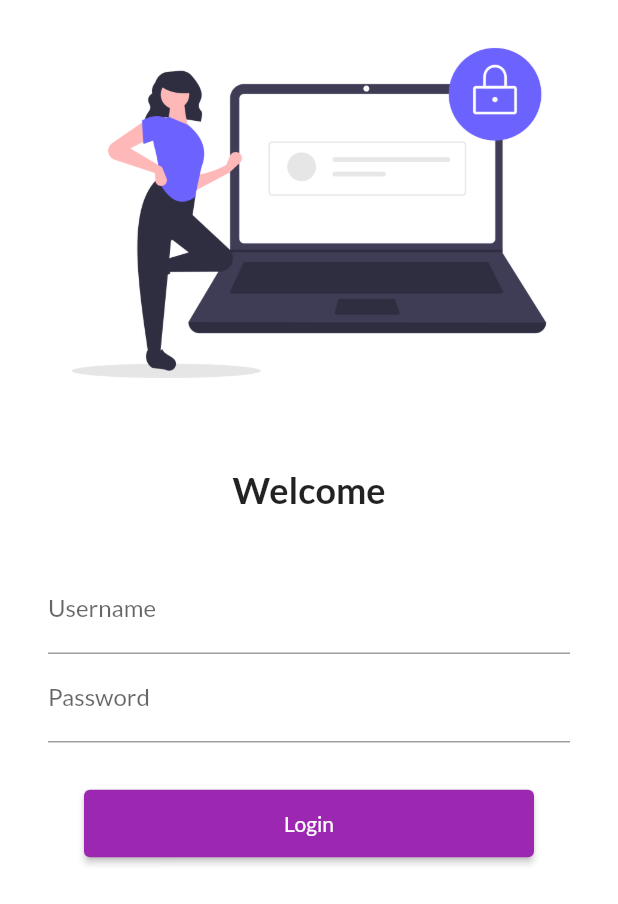
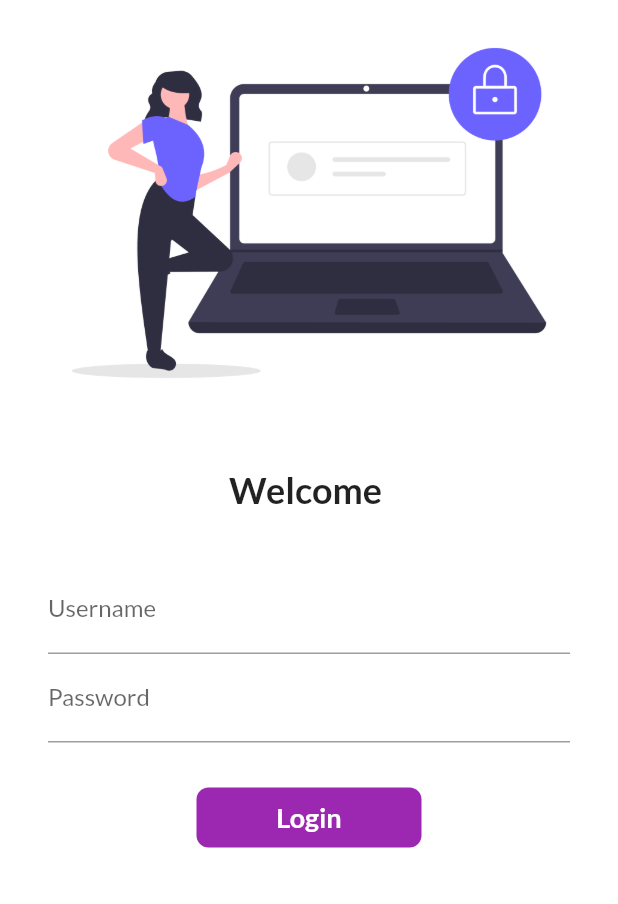
Before and after one commit to rawatrk/30DaysOfFlutter, a Flutter app: the screen it shows after launch, on a phone screen of 412 x 824 dp. Shown: the top 904 px of the screen. Run offline on Flutter 3.47's test engine with Material 2 defaults, Android fonts, the phone set to English and light mode, and no system bars; our stand-ins replace google_fonts.

Commit message:
Day-5: 1-Used Animated Container to implement animated button. 2-Used Inkwell to make container pressed. 3-Used Future delay and async-await.

```diff
--- a/lib/pages/login_page.dart
+++ b/lib/pages/login_page.dart
@@ -2,8 +2,16 @@ import 'package:flutter/material.dart';
 
 import '../utils/routes.dart';
 
-class LoginPage extends StatelessWidget {
+class LoginPage extends StatefulWidget {
   const LoginPage({super.key});
+
+  @override
+  State<LoginPage> createState() => _LoginPageState();
+}
+
+class _LoginPageState extends State<LoginPage> {
+  String name = '';
+  bool changeButton = false;
 
   @override
   Widget build(BuildContext context) {
@@ -14,7 +22,7 @@ class LoginPage extends StatelessWidget {
           children: [
             Image.asset('assets/images/login_image.png', fit: BoxFit.cover),
             SizedBox(height: 28.0,),
-            Text('Welcome', style: TextStyle(
+            Text('Welcome $name', style: TextStyle(
               fontSize: 24,
               fontWeight: FontWeight.bold
             ),),
@@ -28,6 +36,13 @@ class LoginPage extends StatelessWidget {
                       hintText: 'Enter username',
                       labelText: 'Username'
                     ),
+                    onChanged: (value){
+                      name = value;
+                      //call setState() function to update ui
+                      setState(() {
+
+                      });
+                    },
                   ),
                   TextFormField(
                     obscureText: true,
@@ -37,15 +52,39 @@ class LoginPage extends StatelessWidget {
                     ),
                   ),
                   SizedBox(height: 30.0,),
-                  ElevatedButton(
-                    child: Text('Login'),
-                    style: TextButton.styleFrom(
-                      minimumSize: Size(300, 45)
-                    ),
-                    onPressed: (){
+                  InkWell(
+                    onTap:() async{
+                      setState(() {
+                        changeButton = true;
+                      });
+                      await Future.delayed(Duration(seconds: 1));
                       Navigator.pushNamed(context, MyRoutes.homeRoute);
                     },
+                    child: AnimatedContainer(
+                      duration: Duration(seconds: 1),
+                      width: changeButton ? 100 : 150,
+                      height: 40,
+                      alignment: Alignment.center,
+                      child: changeButton ? Icon(Icons.done, color: Colors.white) : Text('Login', style: TextStyle(
+                        color: Colors.white,
+                        fontWeight: FontWeight.bold,
+                        fontSize: 18
+                      ),),
+                      decoration: BoxDecoration(
+                          color: Colors.purple,
+                          borderRadius: BorderRadius.circular(8)
+                      ),
+                    ),
                   )
+                  // ElevatedButton(
+                  //   child: Text('Login'),
+                  //   style: TextButton.styleFrom(
+                  //     minimumSize: Size(300, 45)
+                  //   ),
+                  //   onPressed: (){
+                  //     Navigator.pushNamed(context, MyRoutes.homeRoute);
+                  //   },
+                  // )
                 ],
               ),
             ),
```
